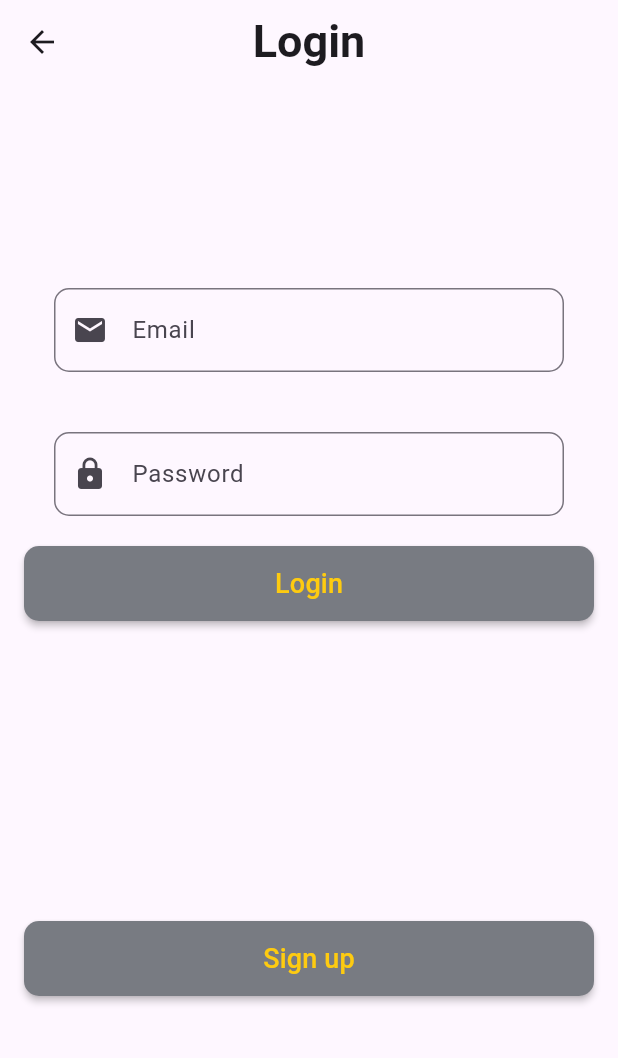
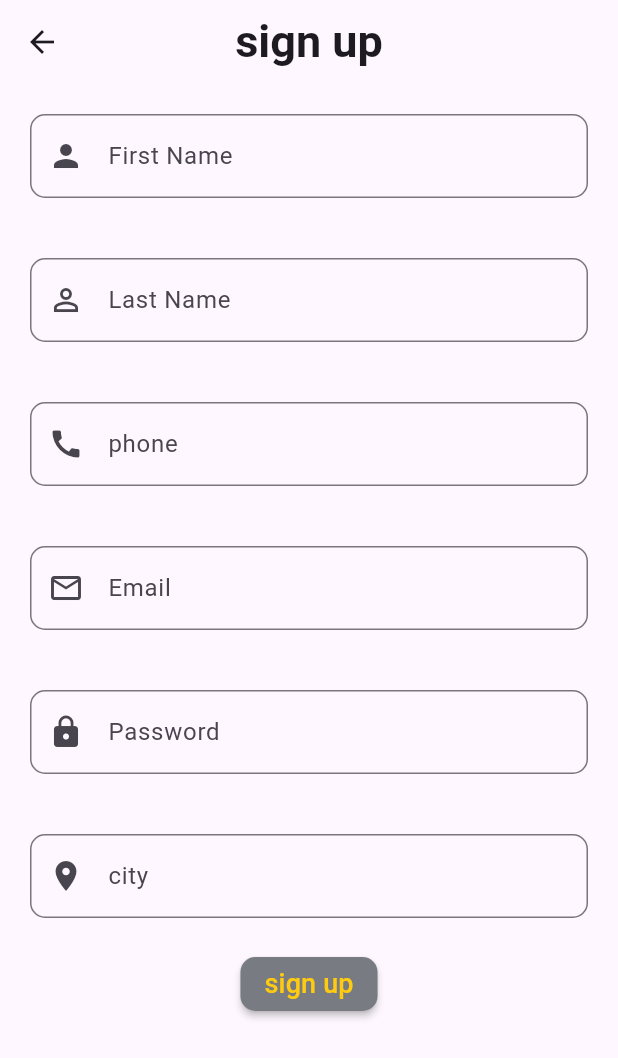
Before and after one commit to DoaaAbdulazem/smart-parking, a Flutter app: the LoginPage screen opened directly, after a tap on "Sign up", on a phone screen of 412 x 824 dp. Shown: the top 1058 px of the screen. Run offline on Flutter 3.47's test engine with Material 3 defaults, Android fonts, the phone set to English and light mode, and no system bars.

Commit message:
add sign up screen

```diff
--- a/lib/auth/screen/login.dart
+++ b/lib/auth/screen/login.dart
@@ -1,4 +1,5 @@
 import 'package:flutter/material.dart';
+import 'package:my_project/auth/screen/signup.dart';
 import 'package:my_project/auth/widget/input_field.dart';
 import 'package:my_project/on_boarding/widget/custombuttom.dart';
 
@@ -7,9 +8,10 @@ class LoginPage extends StatelessWidget {
 
   @override
   Widget build(BuildContext context) {
+    TextEditingController passwordController = TextEditingController();
     return Scaffold(
       appBar: AppBar(
-        title: const Text(
+        title: Text(
           "Login",
           style: TextStyle(fontWeight: FontWeight.bold, fontSize: 30),
         ),
@@ -31,12 +33,29 @@ class LoginPage extends StatelessWidget {
               labeltext: "Password",
               hinttext: "Enter your password",
               prefixicon: const Icon(Icons.lock),
+              controller: passwordController,
             ),
 
+            TextButton(
+              onPressed: () {},
+              child: Text(
+                "forget password?",
+                style: TextStyle(
+                  color: const Color.fromARGB(255, 48, 170, 226),
+                ),
+              ),
+            ),
+            SizedBox(height: 30),
             SizedBox(
               width: double.infinity,
               height: 50,
-              child: MyCustomButtom(text: "Login", onpressed: () {}),
+
+              child: MyCustomButtom(
+                text: "Login",
+                onpressed: () {
+                  print(passwordController.text);
+                },
+              ),
             ),
 
             SizedBox(height: 200),
@@ -44,7 +63,15 @@ class LoginPage extends StatelessWidget {
             SizedBox(
               width: double.infinity,
               height: 50,
-              child: MyCustomButtom(text: "Sign up", onpressed: () {}),
+              child: MyCustomButtom(
+                text: "Sign up",
+                onpressed: () {
+                  Navigator.push(
+                    context,
+                    MaterialPageRoute(builder: (context) => const Signup()),
+                  );
+                },
+              ),
             ),
           ],
         ),
--- /dev/null
+++ b/lib/auth/screen/signup.dart
@@ -0,0 +1,56 @@
+import 'package:flutter/foundation.dart';
+import 'package:flutter/material.dart';
+import 'package:my_project/auth/widget/input_field.dart';
+import 'package:my_project/on_boarding/widget/custombuttom.dart';
+
+class Signup extends StatelessWidget {
+  const Signup({super.key});
+
+  @override
+  Widget build(BuildContext context) {
+    return Scaffold(
+      appBar: AppBar(
+        title: Text(
+          "sign up",
+          style: TextStyle(fontWeight: FontWeight.bold, fontSize: 30),
+        ),
+        centerTitle: true,
+      ),
+      body: Column(
+        children: [
+          inputfield(
+            labeltext: "First Name",
+            hinttext: "first name",
+            prefixicon: Icon(Icons.person),
+          ),
+          inputfield(
+            labeltext: "Last Name",
+            hinttext: "Last Name",
+            prefixicon: Icon(Icons.perm_identity),
+          ),
+          inputfield(
+            labeltext: "phone",
+            hinttext: "phone",
+            prefixicon: Icon(Icons.call),
+          ),
+          inputfield(
+            labeltext: "Email",
+            hinttext: "Email",
+            prefixicon: Icon(Icons.email_outlined),
+          ),
+          inputfield(
+            labeltext: "Password",
+            hinttext: "Password",
+            prefixicon: Icon(Icons.lock),
+          ),
+          inputfield(
+            labeltext: "city",
+            hinttext: "city",
+            prefixicon: Icon(Icons.location_on),
+          ),
+          MyCustomButtom(text: "sign up", onpressed: () {}),
+        ],
+      ),
+    );
+  }
+}
--- a/lib/auth/widget/input_field.dart
+++ b/lib/auth/widget/input_field.dart
@@ -8,11 +8,13 @@ class inputfield extends StatelessWidget {
     required this.labeltext,
     required this.hinttext,
     required this.prefixicon,
+    this.controller,
   });
 
   final String labeltext;
   final String hinttext;
   final Icon prefixicon;
+  final TextEditingController? controller;
 
   @override
   Widget build(BuildContext context) {
@@ -20,6 +22,7 @@ class inputfield extends StatelessWidget {
       padding: const EdgeInsets.symmetric(horizontal: 20, vertical: 20),
 
       child: TextField(
+        controller: controller,
         decoration: InputDecoration(
           labelText: labeltext,
           hintText: hinttext,
```
